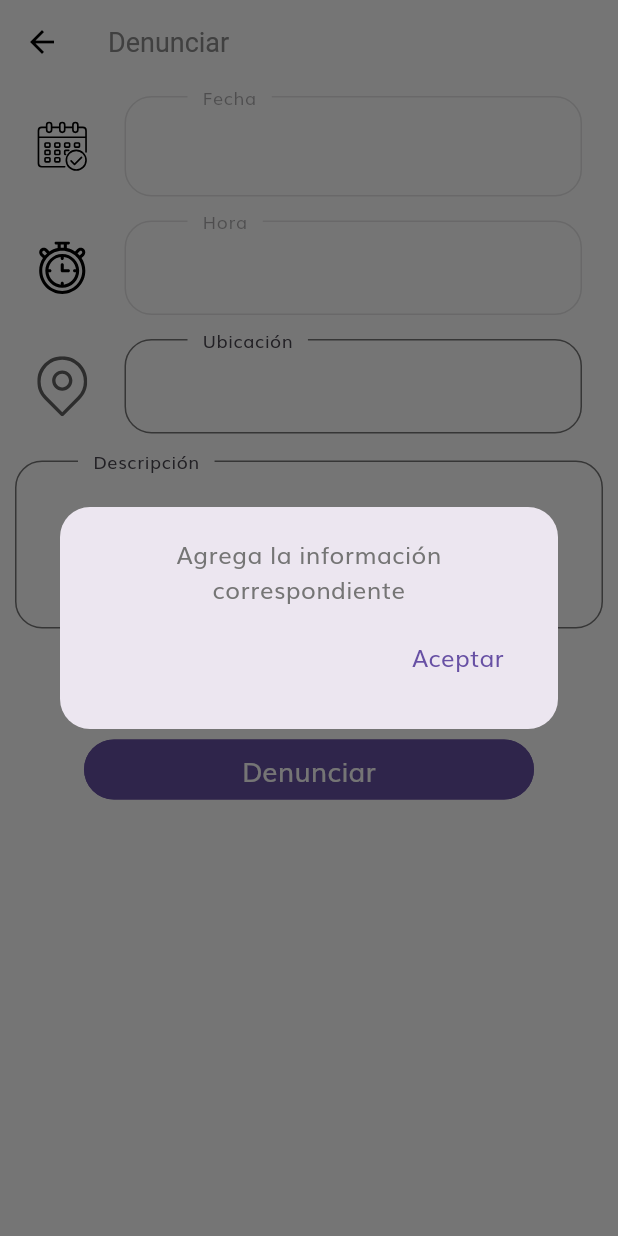
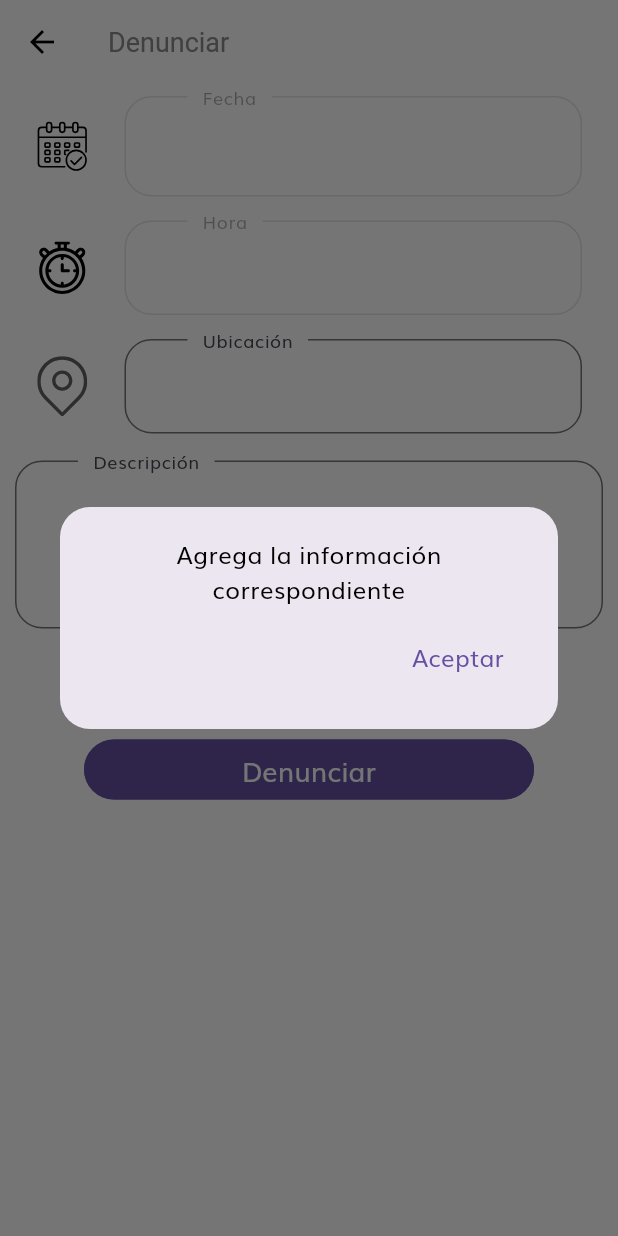
Before and after one commit to Dannyjar1/movil-denuncias, a Flutter app: the DenunciaView screen opened by its route, after a tap on "Denunciar", on a phone screen of 412 x 824 dp. Run offline on Flutter 3.47's test engine with Material 3 defaults, Android fonts, the phone set to English and light mode, and no system bars; our stand-ins replace flutter_svg, geocoding, google_maps_flutter, google_sign_in, image_picker, location and 2 more; accounts and stored records are empty.

```diff
--- a/lib/components/widget_alerts.dart
+++ b/lib/components/widget_alerts.dart
@@ -68,7 +68,7 @@ alertMessage(
                       child: Text(
                         message,
                         textAlign: TextAlign.center,
-                        style: const TextStyle(fontSize: 16.0),
+                        style: const TextStyle(fontSize: 16.0, color: Colors.black),
                       ),
                     ),
                   ],
```
Also changed, not shown: lib/screens/sign_in/controllers/controller_sign_in.dart (+7 -9 lines), pubspec.lock.
